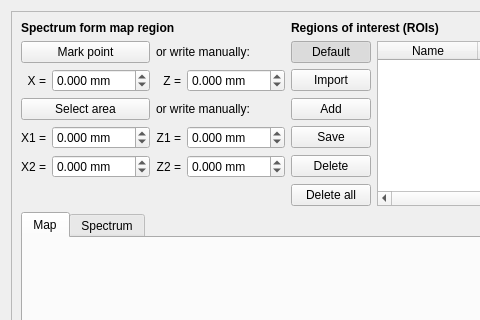
Qt form single.ui (pfilipl/PolyX-XRF-Data-Analyser) before a commit; both pictures show x 0 to 480 and y 0 to 320 of the 1076 by 712 pixel window.
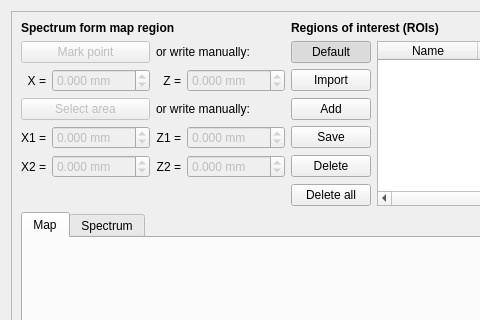
The same form after that commit.

Commit message: Marking points and selecting area manually

Diff of the .ui file:
```diff
--- a/single.ui
+++ b/single.ui
@@ -246,6 +246,9 @@
         </item>
         <item row="2" column="3">
          <widget class="QDoubleSpinBox" name="doubleSpinBox_PointZ">
+          <property name="enabled">
+           <bool>false</bool>
+          </property>
           <property name="sizePolicy">
            <sizepolicy hsizetype="Minimum" vsizetype="Fixed">
             <horstretch>0</horstretch>
@@ -274,6 +277,9 @@
         </item>
         <item row="4" column="3">
          <widget class="QDoubleSpinBox" name="doubleSpinBox_AreaZ1">
+          <property name="enabled">
+           <bool>false</bool>
+          </property>
           <property name="sizePolicy">
            <sizepolicy hsizetype="Minimum" vsizetype="Fixed">
             <horstretch>0</horstretch>
@@ -302,6 +308,9 @@
         </item>
         <item row="5" column="3">
          <widget class="QDoubleSpinBox" name="doubleSpinBox_AreaZ2">
+          <property name="enabled">
+           <bool>false</bool>
+          </property>
           <property name="sizePolicy">
            <sizepolicy hsizetype="Minimum" vsizetype="Fixed">
             <horstretch>0</horstretch>
@@ -387,6 +396,9 @@
         </item>
         <item row="4" column="1">
          <widget class="QDoubleSpinBox" name="doubleSpinBox_AreaX1">
+          <property name="enabled">
+           <bool>false</bool>
+          </property>
           <property name="sizePolicy">
            <sizepolicy hsizetype="Minimum" vsizetype="Fixed">
             <horstretch>0</horstretch>
@@ -415,6 +427,9 @@
         </item>
         <item row="5" column="1">
          <widget class="QDoubleSpinBox" name="doubleSpinBox_AreaX2">
+          <property name="enabled">
+           <bool>false</bool>
+          </property>
           <property name="sizePolicy">
            <sizepolicy hsizetype="Minimum" vsizetype="Fixed">
             <horstretch>0</horstretch>
@@ -443,6 +458,9 @@
         </item>
         <item row="2" column="1">
          <widget class="QDoubleSpinBox" name="doubleSpinBox_PointX">
+          <property name="enabled">
+           <bool>false</bool>
+          </property>
           <property name="sizePolicy">
            <sizepolicy hsizetype="Minimum" vsizetype="Fixed">
             <horstretch>0</horstretch>
@@ -531,6 +549,9 @@
         </item>
         <item row="3" column="0" colspan="2">
          <widget class="QPushButton" name="pushButton_SelectArea">
+          <property name="enabled">
+           <bool>false</bool>
+          </property>
           <property name="sizePolicy">
            <sizepolicy hsizetype="Preferred" vsizetype="Fixed">
             <horstretch>0</horstretch>
@@ -547,6 +568,9 @@
         </item>
         <item row="1" column="0" colspan="2">
          <widget class="QPushButton" name="pushButton_MarkPoint">
+          <property name="enabled">
+           <bool>false</bool>
+          </property>
           <property name="sizePolicy">
            <sizepolicy hsizetype="Preferred" vsizetype="Fixed">
             <horstretch>0</horstretch>
```
Left out of the diff: 18 changed lines with no effect on the pictures. The commit also changes 1 other file.
